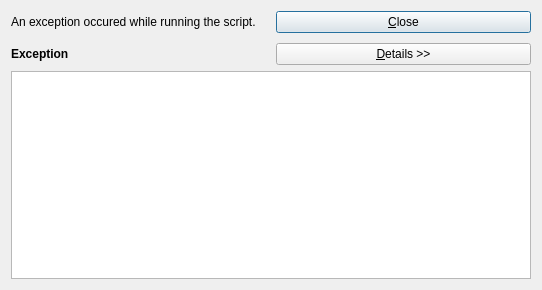
aoloe/scribus-plugin-scripter, file src/python/excepthook.ui: the form before one commit.
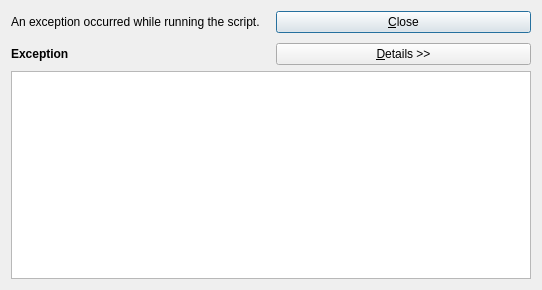
The form after the commit.

What changed in the file:
```diff
--- a/src/python/excepthook.ui
+++ b/src/python/excepthook.ui
@@ -21,7 +21,7 @@
      <item row="0" column="0" >
       <widget class="QLabel" name="label" >
        <property name="text" >
-        <string>An exception occured while running the script.</string>
+        <string>An exception occurred while running the script.</string>
        </property>
       </widget>
      </item>
```
